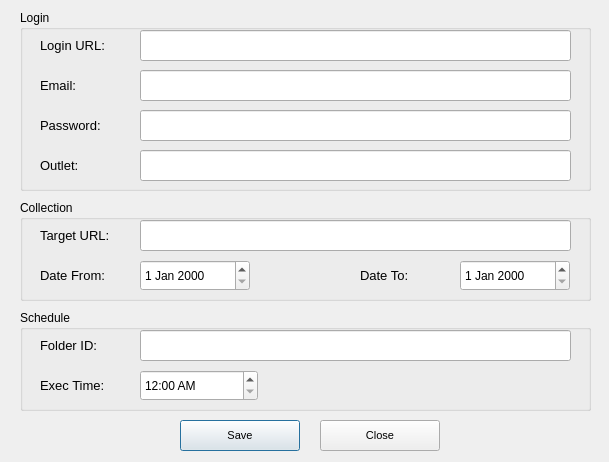
Above: ui/settings.ui from OxSteelth/scraping_bot before the change. Below: the same form after it.
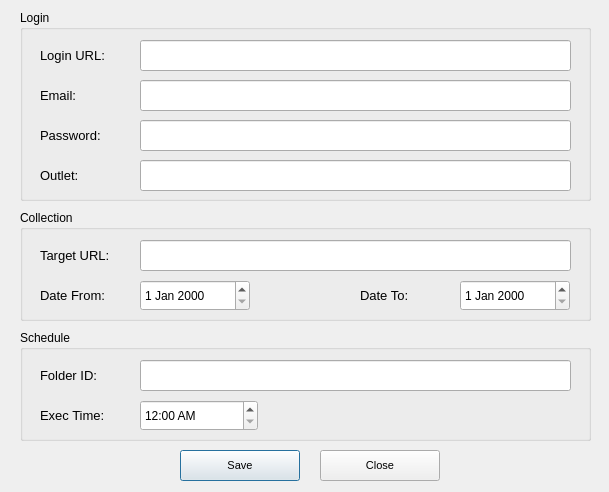
That is the form after the change.

```diff
--- a/ui/settings.ui
+++ b/ui/settings.ui
@@ -7,7 +7,7 @@
     <x>0</x>
     <y>0</y>
     <width>609</width>
-    <height>462</height>
+    <height>492</height>
    </rect>
   </property>
   <property name="windowTitle">
@@ -17,7 +17,7 @@
    <property name="geometry">
     <rect>
      <x>180</x>
-     <y>420</y>
+     <y>450</y>
      <width>120</width>
      <height>31</height>
     </rect>
@@ -38,7 +38,7 @@
    <property name="geometry">
     <rect>
      <x>320</x>
-     <y>420</y>
+     <y>450</y>
      <width>120</width>
      <height>31</height>
     </rect>
@@ -61,7 +61,7 @@
      <x>20</x>
      <y>10</y>
      <width>571</width>
-     <height>181</height>
+     <height>191</height>
     </rect>
    </property>
    <property name="title">
@@ -71,7 +71,7 @@
     <property name="geometry">
      <rect>
       <x>20</x>
-      <y>100</y>
+      <y>110</y>
       <width>101</width>
       <height>31</height>
      </rect>
@@ -90,7 +90,7 @@
     <property name="geometry">
      <rect>
       <x>20</x>
-      <y>60</y>
+      <y>70</y>
       <width>101</width>
       <height>31</height>
      </rect>
@@ -109,7 +109,7 @@
     <property name="geometry">
      <rect>
       <x>20</x>
-      <y>20</y>
+      <y>30</y>
       <width>101</width>
       <height>31</height>
      </rect>
@@ -128,7 +128,7 @@
     <property name="geometry">
      <rect>
       <x>20</x>
-      <y>140</y>
+      <y>150</y>
       <width>101</width>
       <height>31</height>
      </rect>
@@ -147,7 +147,7 @@
     <property name="geometry">
      <rect>
       <x>120</x>
-      <y>60</y>
+      <y>70</y>
       <width>431</width>
       <height>31</height>
      </rect>
@@ -163,7 +163,7 @@
     <property name="geometry">
      <rect>
       <x>120</x>
-      <y>20</y>
+      <y>30</y>
       <width>431</width>
       <height>31</height>
      </rect>
@@ -179,7 +179,7 @@
     <property name="geometry">
      <rect>
       <x>120</x>
-      <y>140</y>
+      <y>150</y>
       <width>431</width>
       <height>31</height>
      </rect>
@@ -195,7 +195,7 @@
     <property name="geometry">
      <rect>
       <x>120</x>
-      <y>100</y>
+      <y>110</y>
       <width>431</width>
       <height>31</height>
      </rect>
@@ -215,9 +215,9 @@
    <property name="geometry">
     <rect>
      <x>20</x>
-     <y>200</y>
+     <y>210</y>
      <width>571</width>
-     <height>101</height>
+     <height>111</height>
     </rect>
    </property>
    <property name="title">
@@ -227,7 +227,7 @@
     <property name="geometry">
      <rect>
       <x>20</x>
-      <y>60</y>
+      <y>70</y>
       <width>101</width>
       <height>31</height>
      </rect>
@@ -246,7 +246,7 @@
     <property name="geometry">
      <rect>
       <x>20</x>
-      <y>20</y>
+      <y>30</y>
       <width>101</width>
       <height>31</height>
      </rect>
@@ -265,7 +265,7 @@
     <property name="geometry">
      <rect>
       <x>340</x>
-      <y>60</y>
+      <y>70</y>
       <width>101</width>
       <height>31</height>
      </rect>
@@ -284,7 +284,7 @@
     <property name="geometry">
      <rect>
       <x>120</x>
-      <y>20</y>
+      <y>30</y>
       <width>431</width>
       <height>31</height>
      </rect>
@@ -300,7 +300,7 @@
     <property name="geometry">
      <rect>
       <x>120</x>
-      <y>60</y>
+      <y>70</y>
       <width>110</width>
       <height>31</height>
      </rect>
@@ -310,7 +310,7 @@
     <property name="geometry">
      <rect>
       <x>440</x>
-      <y>60</y>
+      <y>70</y>
       <width>110</width>
       <height>31</height>
      </rect>
@@ -321,9 +321,9 @@
    <property name="geometry">
     <rect>
      <x>20</x>
-     <y>310</y>
+     <y>330</y>
      <width>571</width>
-     <height>101</height>
+     <height>111</height>
     </rect>
    </property>
    <property name="title">
@@ -333,7 +333,7 @@
     <property name="geometry">
      <rect>
       <x>20</x>
-      <y>20</y>
+      <y>30</y>
       <width>101</width>
       <height>31</height>
      </rect>
@@ -352,7 +352,7 @@
     <property name="geometry">
      <rect>
       <x>120</x>
-      <y>20</y>
+      <y>30</y>
       <width>431</width>
       <height>31</height>
      </rect>
@@ -368,7 +368,7 @@
     <property name="geometry">
      <rect>
       <x>20</x>
-      <y>60</y>
+      <y>70</y>
       <width>101</width>
       <height>31</height>
      </rect>
@@ -387,7 +387,7 @@
     <property name="geometry">
      <rect>
       <x>120</x>
-      <y>60</y>
+      <y>70</y>
       <width>118</width>
       <height>31</height>
      </rect>
```
Left out of the diff: 21 changed lines with no effect on the pictures.
